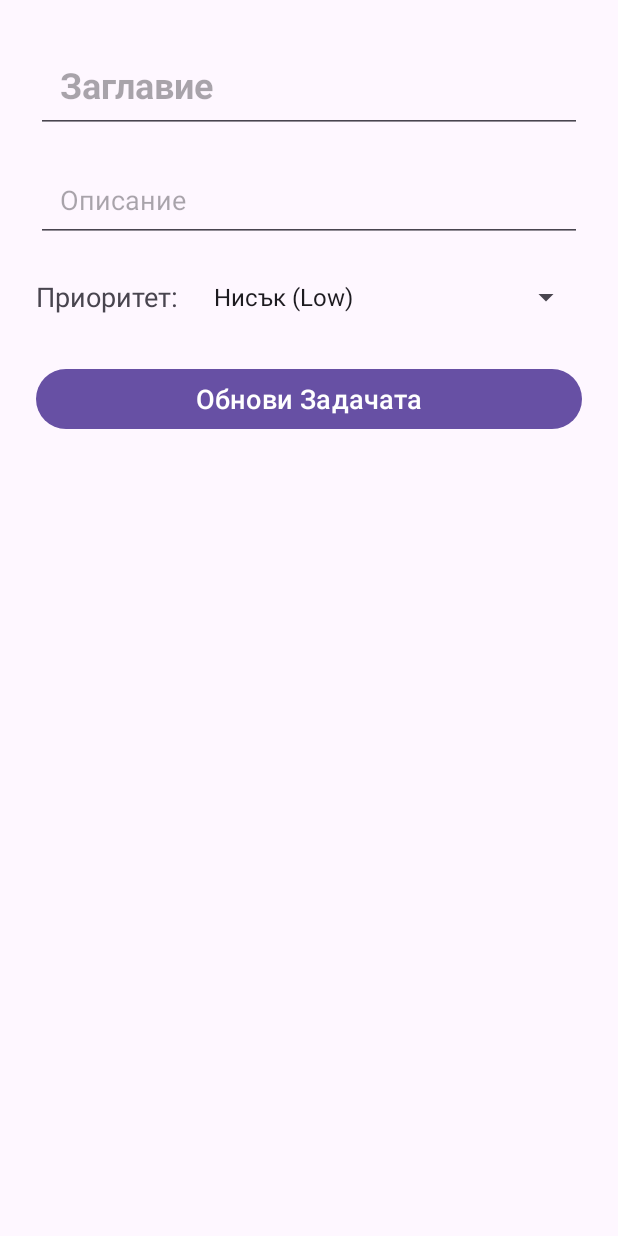
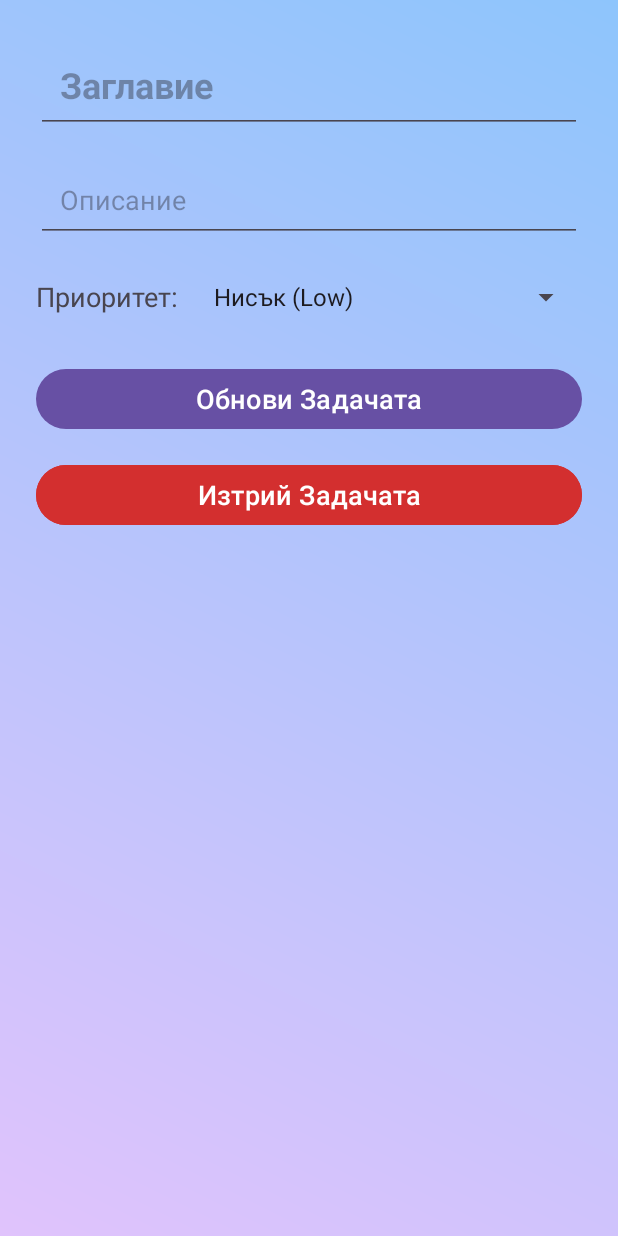
Before and after one commit to erensali/MobileApps2025-2301321082, an Android app: the fragment UpdateFragment placed in its activity, on a phone screen of 412 x 824 dp. Run offline under Robolectric (Android 15) with nearby library versions, the phone set to English and light mode, and no system bars; our stand-ins replace Room's generated code; 4 statements that could not run were skipped.

Commit message:
Background Updated Better Looking, UI Improvement: Move delete action from toolbar to layout button and finish.

```diff
--- /dev/null
+++ b/app/src/main/res/drawable/main_background.xml
@@ -0,0 +1,8 @@
+<?xml version="1.0" encoding="utf-8"?>
+<shape xmlns:android="http://schemas.android.com/apk/res/android">
+    <gradient
+        android:startColor="#E0C3FC"
+        android:endColor="#8EC5FC"
+        android:angle="45"
+        android:type="linear" />
+</shape>
--- a/app/src/main/res/layout/activity_main.xml
+++ b/app/src/main/res/layout/activity_main.xml
@@ -4,6 +4,7 @@
     xmlns:tools="http://schemas.android.com/tools"
     android:layout_width="match_parent"
     android:layout_height="match_parent"
+    android:background="@drawable/main_background"
     tools:context=".MainActivity">
 
     <androidx.fragment.app.FragmentContainerView
@@ -18,4 +19,6 @@
         app:layout_constraintTop_toTopOf="parent"
         app:navGraph="@navigation/my_nav" />
 
+
+
 </androidx.constraintlayout.widget.ConstraintLayout>
--- a/app/src/main/res/layout/custom_task_item.xml
+++ b/app/src/main/res/layout/custom_task_item.xml
@@ -5,7 +5,8 @@
     android:layout_height="wrap_content"
     android:layout_margin="8dp"
     app:cardCornerRadius="12dp"
-    app:cardElevation="4dp">
+    app:cardBackgroundColor="@android:color/white"
+    app:cardElevation="8dp">
 
     <androidx.constraintlayout.widget.ConstraintLayout
         android:id="@+id/rowLayout"
--- a/app/src/main/res/layout/fragment_add.xml
+++ b/app/src/main/res/layout/fragment_add.xml
@@ -5,12 +5,14 @@
     android:layout_width="match_parent"
     android:layout_height="match_parent"
     android:padding="24dp"
+    android:background="@drawable/main_background"
     tools:context=".fragments.AddFragment">
 
     <EditText
         android:id="@+id/et_title"
         android:layout_width="match_parent"
         android:layout_height="wrap_content"
+        android:inputType="textCapSentences"
         android:hint="Заглавие"
         android:padding="16dp"
         android:textSize="24sp"
@@ -23,6 +25,7 @@
         android:layout_width="match_parent"
         android:layout_height="wrap_content"
         android:layout_marginTop="16dp"
+        android:inputType="textMultiLine"
         android:hint="Описание..."
         android:padding="16dp"
         app:layout_constraintTop_toBottomOf="@+id/et_title"
--- a/app/src/main/res/layout/fragment_task_list.xml
+++ b/app/src/main/res/layout/fragment_task_list.xml
@@ -4,7 +4,7 @@
     xmlns:tools="http://schemas.android.com/tools"
     android:layout_width="match_parent"
     android:layout_height="match_parent"
-    android:background="#F5F5F5"
+    android:background="@drawable/main_background"
     tools:context=".fragments.TaskListFragment">
 
     <androidx.recyclerview.widget.RecyclerView
--- a/app/src/main/res/layout/fragment_update.xml
+++ b/app/src/main/res/layout/fragment_update.xml
@@ -5,12 +5,14 @@
     android:layout_width="match_parent"
     android:layout_height="match_parent"
     android:padding="24dp"
+    android:background="@drawable/main_background"
     tools:context=".fragments.UpdateFragment">
 
     <EditText
         android:id="@+id/et_update_title"
         android:layout_width="match_parent"
         android:layout_height="wrap_content"
+        android:inputType="textCapSentences"
         android:hint="Заглавие"
         android:padding="16dp"
         android:textSize="24sp"
@@ -23,6 +25,7 @@
         android:layout_width="match_parent"
         android:layout_height="wrap_content"
         android:layout_marginTop="16dp"
+        android:inputType="textMultiLine"
         android:hint="Описание"
         android:padding="16dp"
         app:layout_constraintTop_toBottomOf="@+id/et_update_title"
@@ -60,4 +63,16 @@
         app:layout_constraintStart_toStartOf="parent"
         app:layout_constraintEnd_toEndOf="parent" />
 
+    <Button
+        android:id="@+id/btn_delete"
+        android:layout_width="match_parent"
+        android:layout_height="wrap_content"
+        android:text="Изтрий Задачата"
+        android:textSize="18sp"
+        android:layout_marginTop="16dp"
+        android:backgroundTint="#D32F2F"
+        app:layout_constraintTop_toBottomOf="@+id/btn_update"
+        app:layout_constraintStart_toStartOf="parent"
+        app:layout_constraintEnd_toEndOf="parent" />
+
 </androidx.constraintlayout.widget.ConstraintLayout>
--- a/app/src/main/res/navigation/my_nav.xml
+++ b/app/src/main/res/navigation/my_nav.xml
@@ -13,6 +13,7 @@
         <action
             android:id="@+id/action_taskListFragment_to_addFragment"
             app:destination="@id/addFragment" />
+
         <action
             android:id="@+id/action_taskListFragment_to_updateFragment"
             app:destination="@id/updateFragment" />
@@ -36,6 +37,7 @@
         <action
             android:id="@+id/action_updateFragment_to_taskListFragment"
             app:destination="@id/taskListFragment" />
+
         <argument
             android:name="currentTask"
             app:argType="com.example.mobileapps2024_2301321082.data.Task" />
```
Also changed, not shown: app/src/main/java/com/example/mobileapps2024_2301321082/adapter/TaskAdapter.kt (+10 -4 lines), app/src/main/java/com/example/mobileapps2024_2301321082/fragments/UpdateFragment.kt (+8 -22 lines).
